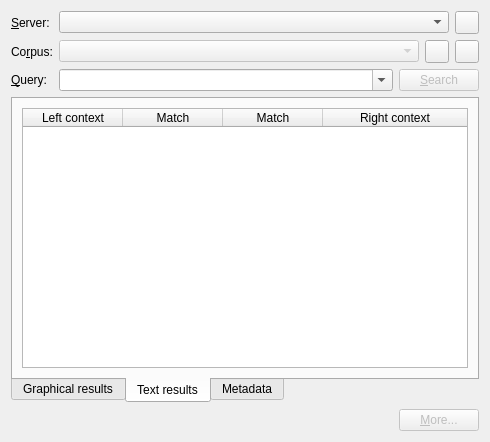
Before: the Qt Designer form src/poliqarpwidget.ui in jsbien/djview-poliqarp_fork, drawn with Qt 5.
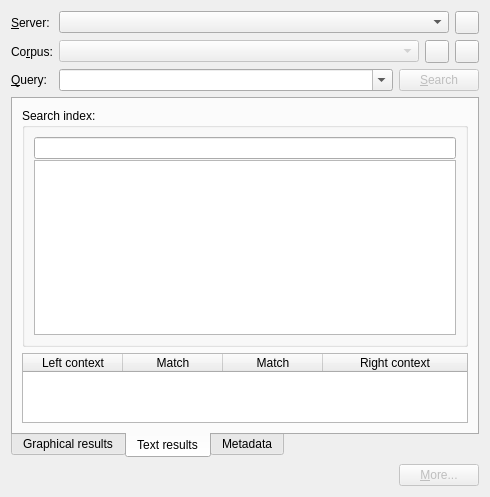
After: the same form once the commit is applied. Icons and pictures are not drawn. Custom widgets are drawn as their Qt base class.

Commit message: Basic support for dictionary index. Closes #79. Dictionary index is read-only, but it should be already clickable and searchable. Dictionary file (in current CSV format) can be selected in corpus setting dialog.

The edit to the form file:
```diff
--- a/src/poliqarpwidget.ui
+++ b/src/poliqarpwidget.ui
@@ -7,13 +7,13 @@
     <x>0</x>
     <y>0</y>
     <width>490</width>
-    <height>442</height>
+    <height>497</height>
    </rect>
   </property>
   <property name="windowTitle">
    <string notr="true">Form</string>
   </property>
-  <layout class="QVBoxLayout" name="verticalLayout">
+  <layout class="QVBoxLayout" name="verticalLayout_3">
    <item>
     <layout class="QGridLayout" name="gridLayout">
      <item row="0" column="0">
@@ -159,8 +159,48 @@
        <string>Text results</string>
       </attribute>
       <layout class="QVBoxLayout" name="verticalLayout_2">
+       <item>
+        <widget class="QGroupBox" name="dictionaryGroup">
+         <property name="sizePolicy">
+          <sizepolicy hsizetype="Preferred" vsizetype="Preferred">
+           <horstretch>0</horstretch>
+           <verstretch>0</verstretch>
+          </sizepolicy>
+         </property>
+         <property name="title">
+          <string>Search index:</string>
+         </property>
+         <layout class="QVBoxLayout" name="verticalLayout">
+          <property name="spacing">
+           <number>1</number>
+          </property>
+          <item>
+           <widget class="QLineEdit" name="dictionaryEdit"/>
+          </item>
+          <item>
+           <widget class="QListWidget" name="dictionaryList">
+            <property name="sizePolicy">
+             <sizepolicy hsizetype="Expanding" vsizetype="Preferred">
+              <horstretch>0</horstretch>
+              <verstretch>0</verstretch>
+             </sizepolicy>
+            </property>
+            <property name="uniformItemSizes">
+             <bool>true</bool>
+            </property>
+           </widget>
+          </item>
+         </layout>
+        </widget>
+       </item>
        <item>
         <widget class="TextResultWidget" name="textResultTable">
+         <property name="sizePolicy">
+          <sizepolicy hsizetype="Expanding" vsizetype="Expanding">
+           <horstretch>0</horstretch>
+           <verstretch>10</verstretch>
+          </sizepolicy>
+         </property>
          <property name="contextMenuPolicy">
           <enum>Qt::ActionsContextMenu</enum>
          </property>
```
The commit also changes 8 other files.
